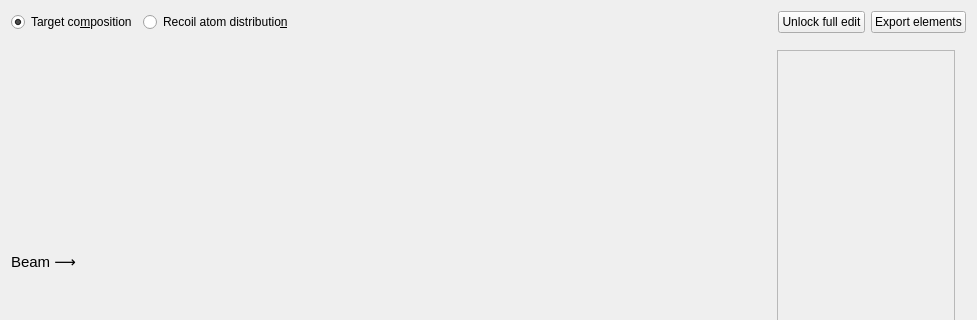
Old version of the form ui_files/ui_target_widget.ui in the repository JYU-IBA/potku; both pictures show x 0 to 977 and y 0 to 320 of the 977 by 524 pixel window.
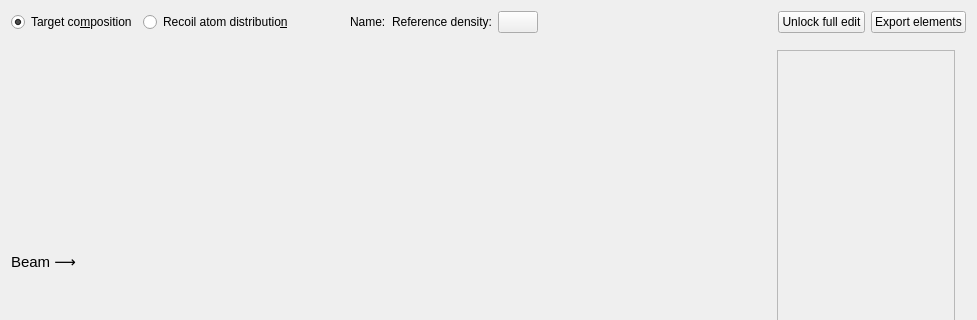
New version of the form. Icons and pictures are not drawn.

Commit message: Added name, description and reference density for a recoil element. They have a dialog (WIP). Name and reference density are shown above the graph.

```diff
--- a/ui_files/ui_target_widget.ui
+++ b/ui_files/ui_target_widget.ui
@@ -36,6 +36,67 @@
        </property>
       </widget>
      </item>
+     <item>
+      <spacer name="horizontalSpacer_3">
+       <property name="orientation">
+        <enum>Qt::Horizontal</enum>
+       </property>
+       <property name="sizeType">
+        <enum>QSizePolicy::Fixed</enum>
+       </property>
+       <property name="sizeHint" stdset="0">
+        <size>
+         <width>40</width>
+         <height>20</height>
+        </size>
+       </property>
+      </spacer>
+     </item>
+     <item>
+      <widget class="QWidget" name="elementInfoWidget" native="true">
+       <property name="minimumSize">
+        <size>
+         <width>100</width>
+         <height>0</height>
+        </size>
+       </property>
+       <layout class="QHBoxLayout" name="horizontalLayout_8">
+        <property name="topMargin">
+         <number>0</number>
+        </property>
+        <property name="bottomMargin">
+         <number>0</number>
+        </property>
+        <item>
+         <widget class="QLabel" name="nameLabel">
+          <property name="text">
+           <string>Name:</string>
+          </property>
+         </widget>
+        </item>
+        <item>
+         <widget class="QLabel" name="referenceDensityLabel">
+          <property name="text">
+           <string>Reference density:</string>
+          </property>
+         </widget>
+        </item>
+        <item>
+         <widget class="QPushButton" name="editPushButton">
+          <property name="sizePolicy">
+           <sizepolicy hsizetype="Fixed" vsizetype="Fixed">
+            <horstretch>0</horstretch>
+            <verstretch>0</verstretch>
+           </sizepolicy>
+          </property>
+          <property name="text">
+           <string/>
+          </property>
+         </widget>
+        </item>
+       </layout>
+      </widget>
+     </item>
      <item>
       <spacer name="horizontalSpacer">
        <property name="orientation">
```
Left out of the diff: 10 changed lines with no effect on the pictures. The commit also changes 6 other files.
